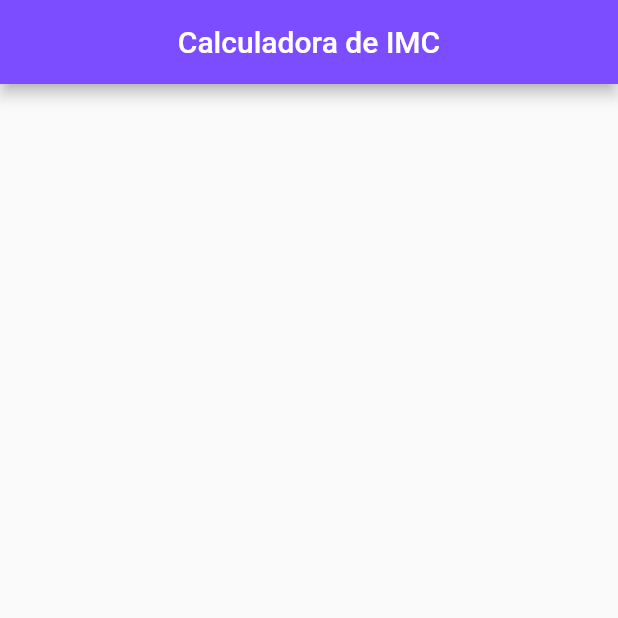
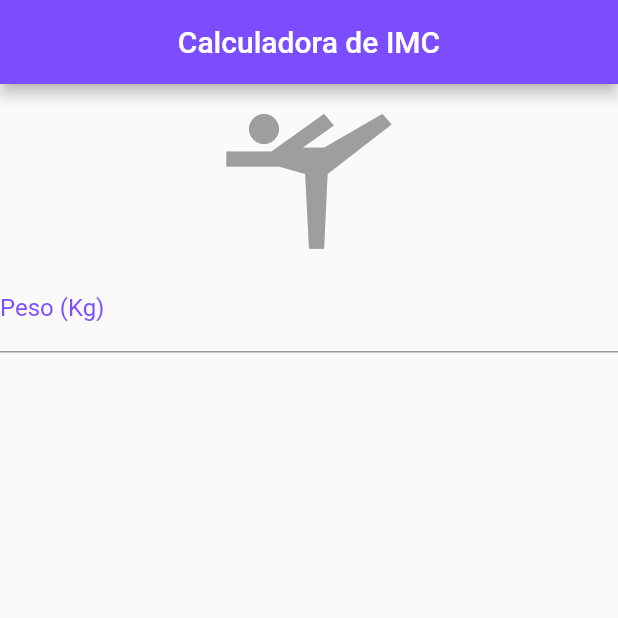
Before and after one commit to Gabriel-S-Souza/imc_calculator_with_flutter, a Flutter app: the screen it shows after launch, on a phone screen of 412 x 824 dp, the top half of it. Run offline on Flutter 3.47's test engine with Material 2 defaults, Android fonts, the phone set to English and light mode, and no system bars.

Commit message:
Create the TextField

```diff
--- a/lib/main.dart
+++ b/lib/main.dart
@@ -23,6 +23,24 @@ class _MyAppState extends State<MyApp> {
         centerTitle: true,
         backgroundColor: Colors.deepPurpleAccent,
       ),
+      body: Column(
+        children: const <Widget>[
+          Icon(
+            Icons.sports_gymnastics,
+            size: 120,
+            color: Colors.grey,
+          ),
+          TextField(
+            decoration: InputDecoration(
+              labelText: "Peso (Kg)",
+              labelStyle: TextStyle(
+                color: Colors.deepPurpleAccent,
+              )
+            ),
+            textAlign: TextAlign.center,
+          )
+        ],
+      ),
     );
   }
 }
```
